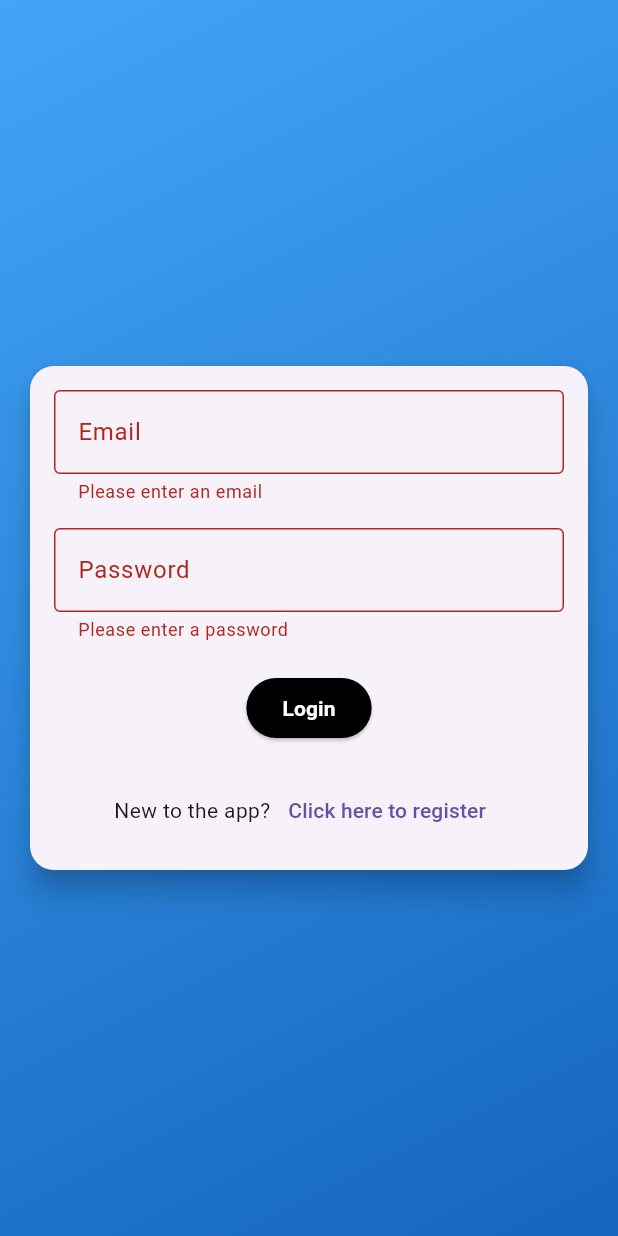
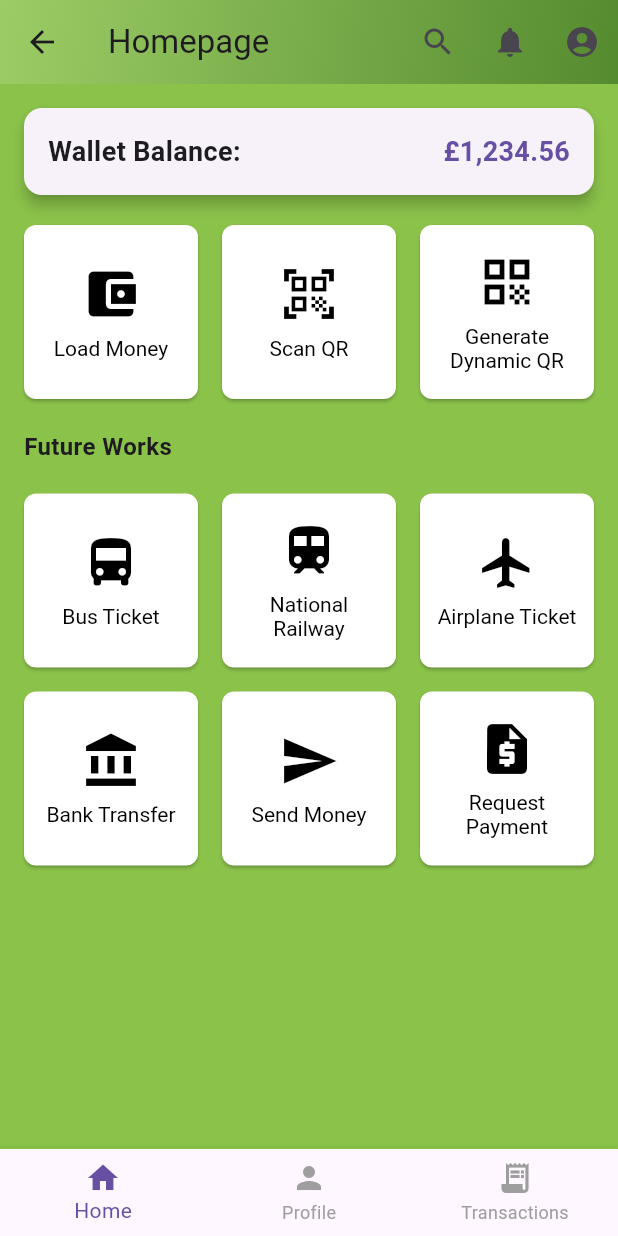
Before and after one commit to Prarup1604/qr_payment, a Flutter app: the LoginScreen screen opened by its route, after a tap on "Login", on a phone screen of 412 x 824 dp. Run offline on Flutter 3.47's test engine with Material 3 defaults, Android fonts, the light colour scheme and no system bars.

Commit message:
Creation of main navigation bar or homepage

```diff
--- a/lib/main.dart
+++ b/lib/main.dart
@@ -1,7 +1,10 @@
 import 'package:flutter/material.dart';
+import 'package:qr_payment/screens/dashboard_screen.dart';
 import 'package:qr_payment/screens/login_screen.dart';
 import 'package:qr_payment/screens/registration_screen.dart';
 import 'package:qr_payment/screens/welcome_screen.dart';
+import 'package:qr_payment/screens/qr_scanner_screen.dart';
+import 'package:qr_payment/screens/transaction_details_screen.dart';
 
 void main() {
   runApp(const MyApp());
@@ -23,6 +26,9 @@
         '/': (context) => const WelcomeScreen(),
         '/login': (context) => const LoginScreen(),
         '/register': (context) => const RegistrationScreen(),
+        '/dashboard': (context) => const DashboardScreen(),
+        '/qr_scanner': (context) => const QrScannerScreen(),
+        '/transaction_details': (context) => const TransactionDetailsScreen(),
       },
     );
   }
--- /dev/null
+++ b/lib/screens/dashboard_screen.dart
@@ -0,0 +1,318 @@
+import 'package:flutter/material.dart';
+
+class DashboardScreen extends StatefulWidget {
+  const DashboardScreen({super.key});
+
+  @override
+  State<DashboardScreen> createState() => _DashboardScreenState();
+}
+
+class _DashboardScreenState extends State<DashboardScreen> {
+  int _selectedIndex = 0;
+
+  void _onItemTapped(int index) {
+    setState(() {
+      _selectedIndex = index;
+    });
+  }
+
+  @override
+  Widget build(BuildContext context) {
+    return Scaffold(
+      backgroundColor: Colors.lightGreen, // Changed background color to light green
+      appBar: PreferredSize(
+        preferredSize: const Size.fromHeight(kToolbarHeight), // Default AppBar height
+        child: Container(
+          decoration: BoxDecoration(
+            gradient: LinearGradient(
+              colors: [Colors.lightGreen.shade400, Colors.lightGreen.shade800],
+              begin: Alignment.topLeft,
+              end: Alignment.bottomRight,
+            ),
+          ),
+          child: AppBar(
+            backgroundColor: Colors.transparent, // Make AppBar transparent to show gradient
+            elevation: 0, // Remove shadow
+            title: const Text('Homepage'),
+            actions: [
+              IconButton(
+                icon: const Icon(Icons.search),
+                onPressed: () {
+                  // Handle search
+                },
+              ),
+              IconButton(
+                icon: const Icon(Icons.notifications),
+                onPressed: () {
+                  // Handle notifications
+                },
+              ),
+              IconButton(
+                icon: const Icon(Icons.account_circle),
+                onPressed: () {
+                  // Handle profile view
+                },
+              ),
+            ],
+          ),
+        ),
+      ),
+      body: SingleChildScrollView(
+        child: Padding(
+          padding: const EdgeInsets.all(16.0),
+          child: Column(
+            crossAxisAlignment: CrossAxisAlignment.start,
+            children: [
+              Card(
+                elevation: 4.0,
+                margin: const EdgeInsets.only(bottom: 20.0),
+                child: Padding(
+                  padding: const EdgeInsets.all(16.0),
+                  child: Row(
+                    mainAxisAlignment: MainAxisAlignment.spaceBetween,
+                    children: [
+                      const Text(
+                        'Wallet Balance:',
+                        style: TextStyle(fontSize: 18, fontWeight: FontWeight.bold),
+                      ),
+                      Text(
+                        '£1,234.56',
+                        style: TextStyle(fontSize: 18, fontWeight: FontWeight.bold, color: Theme.of(context).primaryColor),
+                      ),
+                    ],
+                  ),
+                ),
+              ),
+              GridView.count(
+                shrinkWrap: true,
+                physics: const NeverScrollableScrollPhysics(),
+                crossAxisCount: 3, // 3 items per row
+                crossAxisSpacing: 16.0,
+                mainAxisSpacing: 16.0,
+                children: [
+                  // Row 1: Load Money
+                  ElevatedButton(
+                    onPressed: () {
+                      // Handle Load Money
+                    },
+                    style: ElevatedButton.styleFrom(
+                      backgroundColor: Colors.white,
+                      foregroundColor: Colors.black,
+                      padding: const EdgeInsets.all(10),
+                      textStyle: const TextStyle(fontSize: 14),
+                      shape: RoundedRectangleBorder(borderRadius: BorderRadius.circular(8)),
+                    ),
+                    child: const Column(
+                      mainAxisSize: MainAxisSize.min,
+                      children: [
+                        Icon(Icons.account_balance_wallet, size: 40),
+                        SizedBox(height: 8),
+                        Text('Load Money', textAlign: TextAlign.center),
+                      ],
+                    ),
+                  ),
+                  // Row 2: Scan QR, Generate Dynamic QR, Request Payment
+                  ElevatedButton(
+                    onPressed: () {
+                      Navigator.pushNamed(context, '/qr_scanner');
+                    },
+                    style: ElevatedButton.styleFrom(
+                      backgroundColor: Colors.white,
+                      foregroundColor: Colors.black,
+                      padding: const EdgeInsets.all(10),
+                      textStyle: const TextStyle(fontSize: 14),
+                      shape: RoundedRectangleBorder(borderRadius: BorderRadius.circular(8)),
+                    ),
+                    child: const Column(
+                      mainAxisSize: MainAxisSize.min,
+                      children: [
+                        Icon(Icons.qr_code_scanner, size: 40),
+                        SizedBox(height: 8),
+                        Text('Scan QR', textAlign: TextAlign.center),
+                      ],
+                    ),
+                  ),
+                  ElevatedButton(
+                    onPressed: () {
+                      // Handle Generate Dynamic QR
+                    },
+                    style: ElevatedButton.styleFrom(
+                      backgroundColor: Colors.white,
+                      foregroundColor: Colors.black,
+                      padding: const EdgeInsets.all(10),
+                      textStyle: const TextStyle(fontSize: 14),
+                      shape: RoundedRectangleBorder(borderRadius: BorderRadius.circular(8)),
+                    ),
+                    child: const Column(
+                      mainAxisSize: MainAxisSize.min,
+                      children: [
+                        Icon(Icons.qr_code, size: 40),
+                        SizedBox(height: 8),
+                        Text('Generate Dynamic QR', textAlign: TextAlign.center),
+                      ],
+                    ),
+                  ),
+                  ],
+              ),
+              const SizedBox(height: 20.0),
+              const Text(
+                'Future Works', // Changed from 'Separator'
+                style: TextStyle(fontSize: 16, fontWeight: FontWeight.bold),
+              ),
+              const SizedBox(height: 20.0), // Added spacing
+              GridView.count(
+                shrinkWrap: true,
+                physics: const NeverScrollableScrollPhysics(),
+                crossAxisCount: 3, // 3 items per row
+                crossAxisSpacing: 16.0,
+                mainAxisSpacing: 16.0,
+                children: [
+                  ElevatedButton(
+                    onPressed: () {
+                      // Handle Bus Ticket
+                    },
+                    style: ElevatedButton.styleFrom(
+                      backgroundColor: Colors.white,
+                      foregroundColor: Colors.black,
+                      padding: const EdgeInsets.all(10),
+                      textStyle: const TextStyle(fontSize: 14),
+                      shape: RoundedRectangleBorder(borderRadius: BorderRadius.circular(8)),
+                    ),
+                    child: const Column(
+                      mainAxisSize: MainAxisSize.min,
+                      children: [
+                        Icon(Icons.directions_bus, size: 40),
+                        SizedBox(height: 8),
+                        Text('Bus Ticket', textAlign: TextAlign.center),
+                      ],
+                    ),
+                  ),
+                  ElevatedButton(
+                    onPressed: () {
+                      // Handle Tube Ticket
+                    },
+                    style: ElevatedButton.styleFrom(
+                      backgroundColor: Colors.white,
+                      foregroundColor: Colors.black,
+                      padding: const EdgeInsets.all(10),
+                      textStyle: const TextStyle(fontSize: 14),
+                      shape: RoundedRectangleBorder(borderRadius: BorderRadius.circular(8)),
+                    ),
+                    child: const Column(
+                      mainAxisSize: MainAxisSize.min,
+                      children: [
+                        Icon(Icons.train, size: 40),
+                        SizedBox(height: 8),
+                        Text('National Railway', textAlign: TextAlign.center),
+                      ],
+                    ),
+                  ),
+                  ElevatedButton(
+                    onPressed: () {
+                      // Handle Airplane Ticket
+                    },
+                    style: ElevatedButton.styleFrom(
+                      backgroundColor: Colors.white,
+                      foregroundColor: Colors.black,
+                      padding: const EdgeInsets.all(10),
+                      textStyle: const TextStyle(fontSize: 14),
+                      shape: RoundedRectangleBorder(borderRadius: BorderRadius.circular(8)),
+                    ),
+                    child: const Column(
+                      mainAxisSize: MainAxisSize.min,
+                      children: [
+                        Icon(Icons.flight, size: 40),
+                        SizedBox(height: 8),
+                        Text('Airplane Ticket', textAlign: TextAlign.center),
+                      ],
+                    ),
+                  ),
+                  ElevatedButton(
+                    onPressed: () {
+                      // Handle Bank Transfer
+                    },
+                    style: ElevatedButton.styleFrom(
+                      backgroundColor: Colors.white,
+                      foregroundColor: Colors.black,
+                      padding: const EdgeInsets.all(10),
+                      textStyle: const TextStyle(fontSize: 14),
+                      shape: RoundedRectangleBorder(borderRadius: BorderRadius.circular(8)),
+                    ),
+                    child: const Column(
+                      mainAxisSize: MainAxisSize.min,
+                      children: [
+                        Icon(Icons.account_balance, size: 40),
+                        SizedBox(height: 8),
+                        Text('Bank Transfer', textAlign: TextAlign.center),
+                      ],
+                    ),
+                  ),
+                  ElevatedButton(
+                    onPressed: () {
+                      // Handle Send Money
+                    },
+                    style: ElevatedButton.styleFrom(
+                      backgroundColor: Colors.white,
+                      foregroundColor: Colors.black,
+                      padding: const EdgeInsets.all(10),
+                      textStyle: const TextStyle(fontSize: 14),
+                      shape: RoundedRectangleBorder(borderRadius: BorderRadius.circular(8)),
+                    ),
+                    child: const Column(
+                      mainAxisSize: MainAxisSize.min,
+                      children: [
+                        Icon(Icons.send, size: 40),
+                        SizedBox(height: 8),
+                        Text('Send Money', textAlign: TextAlign.center),
+                      ],
+                    ),
+                  ),
+                  ElevatedButton(
+                    onPressed: () {
+                      // Handle Request Payment
+                    },
+                    style: ElevatedButton.styleFrom(
+                      backgroundColor: Colors.white,
+                      foregroundColor: Colors.black,
+                      padding: const EdgeInsets.all(10),
+                      textStyle: const TextStyle(fontSize: 14),
+                      shape: RoundedRectangleBorder(borderRadius: BorderRadius.circular(8)),
+                    ),
+                    child: const Column(
+                      mainAxisSize: MainAxisSize.min,
+                      children: [
+                        Icon(Icons.request_quote, size: 40),
+                        SizedBox(height: 8),
+                        Text('Request Payment', textAlign: TextAlign.center),
+                      ],
+                    ),
+                  ),
+                ],
+              ),
+            ],
+          ),
+        ),
+      ),
+      bottomNavigationBar: BottomNavigationBar(
+        items: const <BottomNavigationBarItem>[
+          BottomNavigationBarItem(
+            icon: Icon(Icons.home),
+            label: 'Home',
+          ),
+          BottomNavigationBarItem(
+            icon: Icon(Icons.person),
+            label: 'Profile',
+          ),
+          BottomNavigationBarItem(
+            icon: Icon(Icons.receipt_long),
+            label: 'Transactions',
+          ),
+        ],
+        currentIndex: _selectedIndex,
+        selectedItemColor: Theme.of(context).primaryColor,
+        unselectedItemColor: Colors.grey,
+        onTap: _onItemTapped,
+      ),
+    );
+  }
+}
--- a/lib/screens/login_screen.dart
+++ b/lib/screens/login_screen.dart
@@ -37,12 +37,8 @@ class _LoginScreenState extends State<LoginScreen> {
   }
 
   void _submitForm() {
-    if (_formKey.currentState!.validate()) {
-      // Process data
-      ScaffoldMessenger.of(context).showSnackBar(
-        const SnackBar(content: Text('Processing Data')),
-      );
-    }
+    _formKey.currentState!.validate(); // Still show validation messages
+    Navigator.pushReplacementNamed(context, '/dashboard');
   }
 
   @override
--- /dev/null
+++ b/lib/screens/qr_scanner_screen.dart
@@ -0,0 +1,17 @@
+import 'package:flutter/material.dart';
+
+class QrScannerScreen extends StatelessWidget {
+  const QrScannerScreen({super.key});
+
+  @override
+  Widget build(BuildContext context) {
+    return Scaffold(
+      appBar: AppBar(
+        title: const Text('QR Code Scanner'),
+      ),
+      body: const Center(
+        child: Text('QR Code Scanner will be implemented here.'),
+      ),
+    );
+  }
+}
--- a/lib/screens/registration_screen.dart
+++ b/lib/screens/registration_screen.dart
@@ -74,10 +74,7 @@ class _RegistrationScreenState extends State<RegistrationScreen> {
 
   void _submitForm() {
     if (_formKey.currentState!.validate()) {
-      // Process data
-      ScaffoldMessenger.of(context).showSnackBar(
-        const SnackBar(content: Text('Processing Data')),
-      );
+      Navigator.pushReplacementNamed(context, '/dashboard');
     }
   }
 
--- /dev/null
+++ b/lib/screens/transaction_details_screen.dart
@@ -0,0 +1,17 @@
+import 'package:flutter/material.dart';
+
+class TransactionDetailsScreen extends StatelessWidget {
+  const TransactionDetailsScreen({super.key});
+
+  @override
+  Widget build(BuildContext context) {
+    return Scaffold(
+      appBar: AppBar(
+        title: const Text('Transaction Details'),
+      ),
+      body: const Center(
+        child: Text('Transaction details will be displayed here.'),
+      ),
+    );
+  }
+}
```
